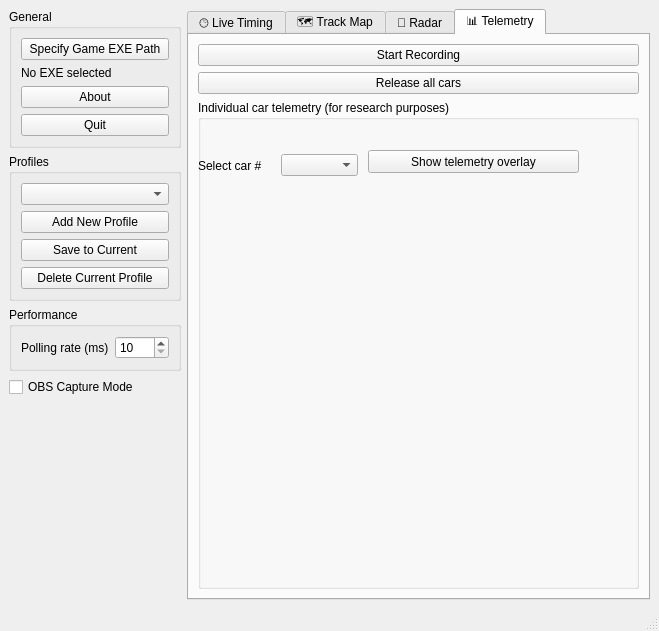
Qt form icr2timing/ui/control_panel.ui (skchow03/icr2tools) before a commit.
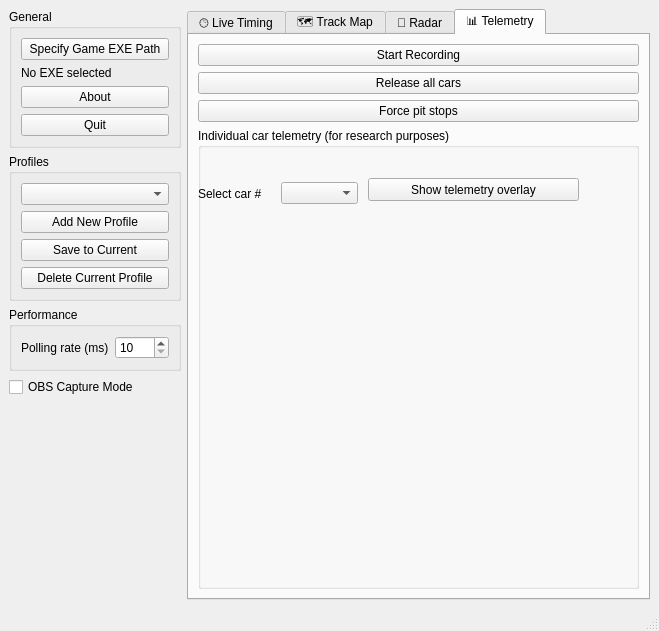
The same form after that commit. The open tabs and pages were chosen to show the change.

Commit message: Add telemetry control to force pit stops

What changed in the file:
```diff
--- a/icr2timing/ui/control_panel.ui
+++ b/icr2timing/ui/control_panel.ui
@@ -713,6 +713,16 @@
             </property>
            </widget>
           </item>
+          <item>
+           <widget class="QPushButton" name="btnForcePitStops">
+            <property name="toolTip">
+             <string>Set remaining fuel to 1 lap for every car</string>
+            </property>
+            <property name="text">
+             <string>Force pit stops</string>
+            </property>
+           </widget>
+          </item>
           <item>
            <widget class="QGroupBox" name="groupBox">
             <property name="title">
```
The commit also changes 1 other file.
